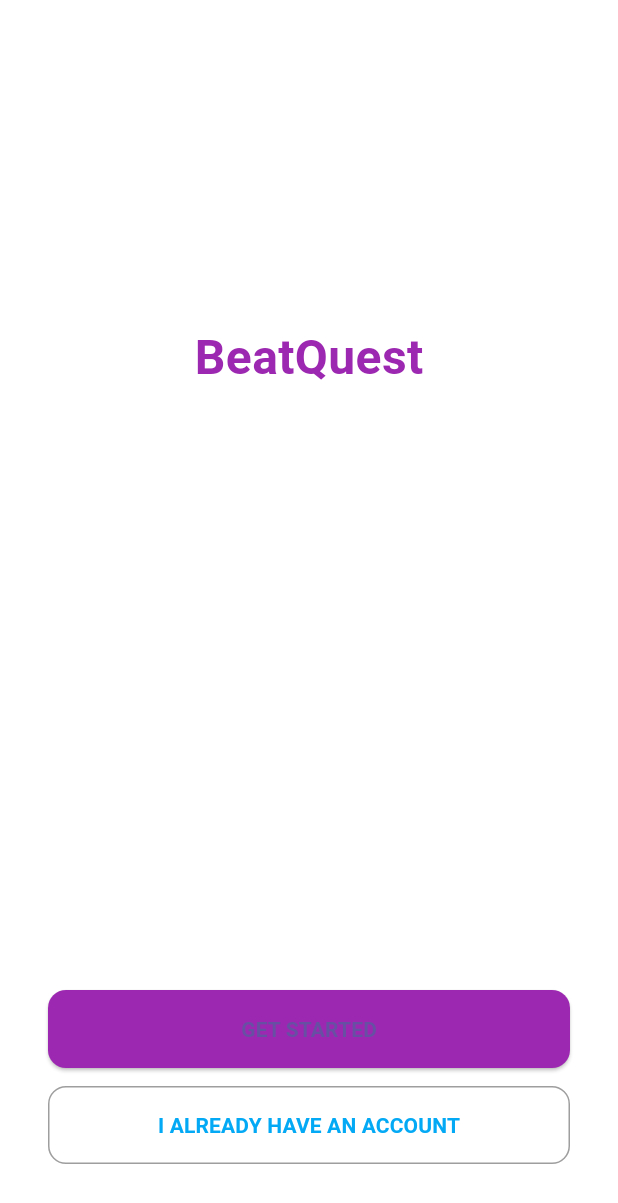
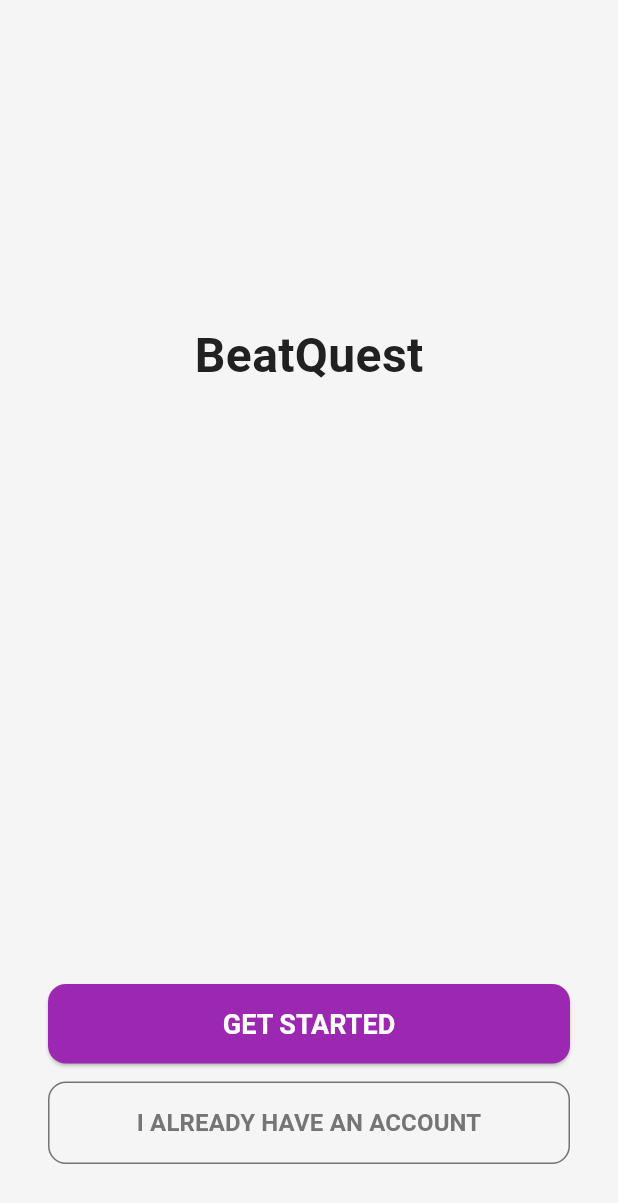
Before and after one commit to RemyCHARLES/Moonshot-Project, a Flutter app: the screen it shows after launch, on a phone screen of 412 x 824 dp. Shown: the top 1203 px of the screen. Run offline on Flutter 3.47's test engine with Material 3 defaults, Android fonts, the phone set to English and light mode, and no system bars; our stand-ins replace flutter_secure_storage, go_router.

Commit message:
add theme and color chart for the app and fix registering connection

```diff
--- /dev/null
+++ b/dj_learning_app/lib/core/constants/colors.dart
@@ -0,0 +1,12 @@
+// core/constants/colors.dart
+import 'package:flutter/material.dart';
+
+/// This file contains the color constants used throughout the app.
+class AppColors {
+  static const Color primary = Color(0xFF9C27B0); // Purple
+  static const Color background = Color(0xFFF5F5F5); // Light Grey
+  static const Color accent = Color(0xFFE1BEE7); // Light Purple
+  static const Color textPrimary = Color(0xFF212121); // Dark Grey
+  static const Color textSecondary = Color(0xFF757575); // Grey
+  static const Color button = Color(0xFF8E24AA); // Dark Purple
+}
--- /dev/null
+++ b/dj_learning_app/lib/core/theme/app_text_styles.dart
@@ -0,0 +1,28 @@
+import 'package:flutter/material.dart';
+import 'package:dj_learning_app/core/constants/colors.dart';
+
+/// Centralized text styles for the app.
+class AppTextStyles {
+  static const TextStyle heading = TextStyle(
+    fontSize: 32,
+    fontWeight: FontWeight.bold,
+    color: AppColors.textPrimary,
+  );
+
+  static const TextStyle buttonText = TextStyle(
+    fontSize: 18,
+    fontWeight: FontWeight.bold,
+    color: Colors.white,
+  );
+
+  static const TextStyle linkText = TextStyle(
+    fontSize: 16,
+    fontWeight: FontWeight.w600,
+    color: AppColors.textSecondary,
+  );
+
+  static const TextStyle bodyText = TextStyle(
+    fontSize: 16,
+    color: AppColors.textPrimary,
+  );
+}
--- /dev/null
+++ b/dj_learning_app/lib/core/theme/app_theme.dart
@@ -0,0 +1,91 @@
+// lib/core/theme/app_theme.dart
+import 'package:flutter/material.dart';
+import 'package:dj_learning_app/core/constants/colors.dart';
+
+class AppTheme {
+  static ThemeData lightTheme = ThemeData(
+    brightness: Brightness.light,
+    scaffoldBackgroundColor: AppColors.background,
+    primaryColor: AppColors.primary,
+    appBarTheme: AppBarTheme(
+      backgroundColor: AppColors.background,
+      foregroundColor: AppColors.textPrimary,
+      elevation: 0,
+    ),
+    textTheme: TextTheme(
+      headlineSmall: TextStyle(
+        fontSize: 24,
+        fontWeight: FontWeight.bold,
+        color: AppColors.textPrimary,
+      ),
+      bodyMedium: TextStyle(
+        fontSize: 16,
+        color: AppColors.textPrimary,
+      ),
+    ),
+    elevatedButtonTheme: ElevatedButtonThemeData(
+      style: ElevatedButton.styleFrom(
+        backgroundColor: AppColors.primary,
+        foregroundColor: Colors.white,
+        textStyle: TextStyle(fontWeight: FontWeight.bold),
+        shape: RoundedRectangleBorder(
+          borderRadius: BorderRadius.circular(12),
+        ),
+      ),
+    ),
+    textButtonTheme: TextButtonThemeData(
+      style: TextButton.styleFrom(
+        foregroundColor: AppColors.primary,
+        textStyle: TextStyle(fontWeight: FontWeight.w600),
+      ),
+    ),
+    bottomNavigationBarTheme: BottomNavigationBarThemeData(
+      backgroundColor: AppColors.background,
+      selectedItemColor: AppColors.primary,
+      unselectedItemColor: AppColors.textPrimary,
+    ),
+  );
+
+  static ThemeData darkTheme = ThemeData(
+    brightness: Brightness.dark,
+    scaffoldBackgroundColor: Colors.black,
+    primaryColor: AppColors.primary,
+    appBarTheme: AppBarTheme(
+      backgroundColor: Colors.black,
+      foregroundColor: Colors.white,
+      elevation: 0,
+    ),
+    textTheme: TextTheme(
+      headlineSmall: TextStyle(
+        fontSize: 24,
+        fontWeight: FontWeight.bold,
+        color: Colors.white,
+      ),
+      bodyMedium: TextStyle(
+        fontSize: 16,
+        color: Colors.white70,
+      ),
+    ),
+    elevatedButtonTheme: ElevatedButtonThemeData(
+      style: ElevatedButton.styleFrom(
+        backgroundColor: AppColors.primary,
+        foregroundColor: Colors.white,
+        textStyle: TextStyle(fontWeight: FontWeight.bold),
+        shape: RoundedRectangleBorder(
+          borderRadius: BorderRadius.circular(12),
+        ),
+      ),
+    ),
+    textButtonTheme: TextButtonThemeData(
+      style: TextButton.styleFrom(
+        foregroundColor: AppColors.primary,
+        textStyle: TextStyle(fontWeight: FontWeight.w600),
+      ),
+    ),
+    bottomNavigationBarTheme: BottomNavigationBarThemeData(
+      backgroundColor: Colors.black,
+      selectedItemColor: AppColors.primary,
+      unselectedItemColor: Colors.white70,
+    ),
+  );
+}
--- a/dj_learning_app/lib/main.dart
+++ b/dj_learning_app/lib/main.dart
@@ -1,14 +1,17 @@
-import 'package:flutter/material.dart';
-import 'package:go_router/go_router.dart';
-import 'presentation/screens/welcome/welcome_screen.dart';
-import 'presentation/screens/login/login_screen.dart';
-import 'presentation/screens/register/register_screen.dart';
-import 'presentation/screens/home/home_screen.dart';
+import 'core/theme/app_theme.dart'; // Theme for the app (colors, fonts, etc.)
+import 'package:flutter/material.dart'; // Flutter framework for building UI
+import 'package:go_router/go_router.dart'; // Package for routing and navigation
+import 'presentation/screens/welcome/welcome_screen.dart'; // Welcome screen of the app
+import 'presentation/screens/login/login_screen.dart'; // Login screen of the app
+import 'presentation/screens/register/register_screen.dart'; // Register screen of the app
+import 'presentation/screens/home/home_screen.dart'; // Home screen of the app
 
+// Entry point of the application
 void main() {
   runApp(const MyApp());
 }
 
+// App routing configuration (navigation between pages)
 final _router = GoRouter(
   routes: [
     GoRoute(
@@ -38,6 +41,9 @@ class MyApp extends StatelessWidget {
     return MaterialApp.router(
       routerConfig: _router,
       debugShowCheckedModeBanner: false,
+      theme: AppTheme.lightTheme, // Light theme configuration
+      darkTheme: AppTheme.darkTheme, // Dark theme configuration
+      themeMode: ThemeMode.light, // Force light theme for now
     );
   }
 }
--- a/dj_learning_app/lib/presentation/screens/welcome/welcome_screen.dart
+++ b/dj_learning_app/lib/presentation/screens/welcome/welcome_screen.dart
@@ -1,5 +1,7 @@
 import 'package:flutter/material.dart';
 import 'package:go_router/go_router.dart';
+import 'package:dj_learning_app/core/constants/colors.dart';
+import 'package:dj_learning_app/core/theme/app_text_styles.dart';
 
 class WelcomeScreen extends StatelessWidget {
   const WelcomeScreen({super.key});
@@ -7,7 +9,7 @@ class WelcomeScreen extends StatelessWidget {
   @override
   Widget build(BuildContext context) {
     return Scaffold(
-      backgroundColor: Colors.white,
+      backgroundColor: AppColors.background,
       body: SafeArea(
         child: Column(
           mainAxisAlignment: MainAxisAlignment.spaceBetween,
@@ -15,13 +17,9 @@ class WelcomeScreen extends StatelessWidget {
             const SizedBox(height: 40),
             const Text(
               'BeatQuest',
-              style: TextStyle(
-                fontSize: 32,
-                fontWeight: FontWeight.bold,
-                color: Color(0xFF9C27B0), // Violet
-              ),
+              style: AppTextStyles.heading,
             ),
-            const SizedBox(), // espace vide pour centrer verticalement
+            const SizedBox(), // empty space to center vertically
             Padding(
               padding: const EdgeInsets.symmetric(horizontal: 32, vertical: 48),
               child: Column(
@@ -29,7 +27,7 @@ class WelcomeScreen extends StatelessWidget {
                 children: [
                   ElevatedButton(
                     style: ElevatedButton.styleFrom(
-                      backgroundColor: const Color(0xFF9C27B0), // Violet
+                      backgroundColor: AppColors.primary,
                       shape: RoundedRectangleBorder(
                         borderRadius: BorderRadius.circular(12),
                       ),
@@ -40,13 +38,13 @@ class WelcomeScreen extends StatelessWidget {
                     },
                     child: const Text(
                       'GET STARTED',
-                      style: TextStyle(fontWeight: FontWeight.bold),
+                      style: AppTextStyles.buttonText,
                     ),
                   ),
                   const SizedBox(height: 12),
                   OutlinedButton(
                     style: OutlinedButton.styleFrom(
-                      side: const BorderSide(color: Colors.grey),
+                      side: const BorderSide(color: AppColors.textSecondary),
                       shape: RoundedRectangleBorder(
                         borderRadius: BorderRadius.circular(12),
                       ),
@@ -57,10 +55,7 @@ class WelcomeScreen extends StatelessWidget {
                     },
                     child: const Text(
                       'I ALREADY HAVE AN ACCOUNT',
-                      style: TextStyle(
-                        color: Color(0xFF03A9F4), // Bleu clair
-                        fontWeight: FontWeight.w600,
-                      ),
+                      style: AppTextStyles.linkText,
                     ),
                   ),
                 ],
--- a/dj_learning_app/lib/services/auth_service.dart
+++ b/dj_learning_app/lib/services/auth_service.dart
@@ -38,7 +38,7 @@ class AuthService {
       body: jsonEncode({'username': username, 'email': email, 'password': password}),
     );
 
-    if (response.statusCode == 200) {
+    if (response.statusCode == 201) {
       final data = jsonDecode(response.body);
       final token = data['token'];
       final parts = token.split('.');
```
